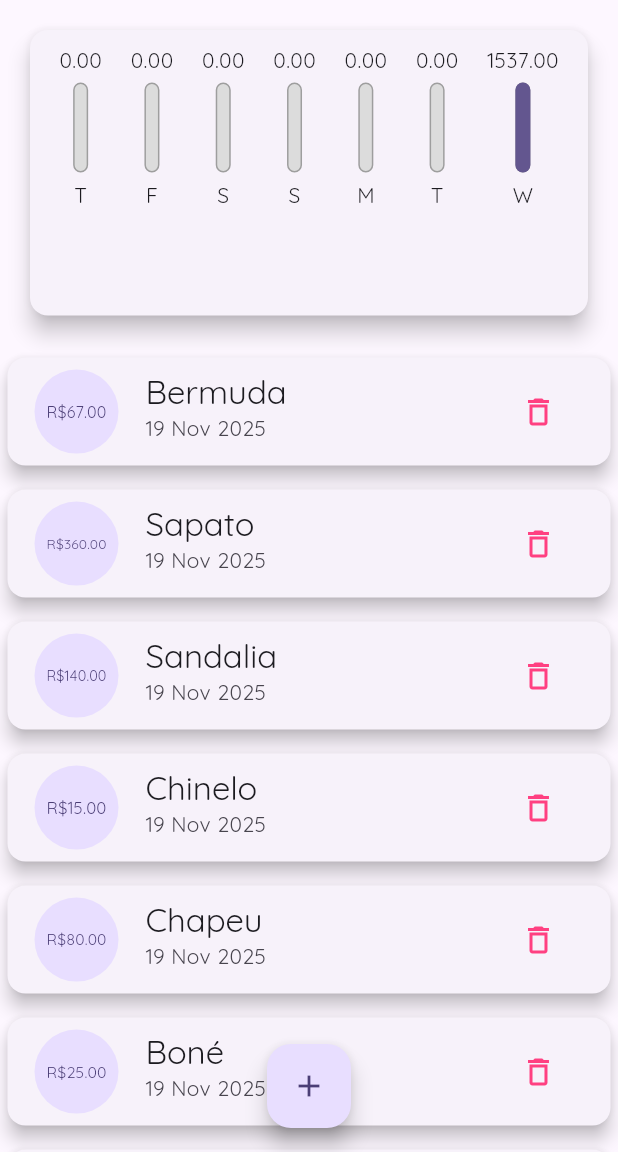
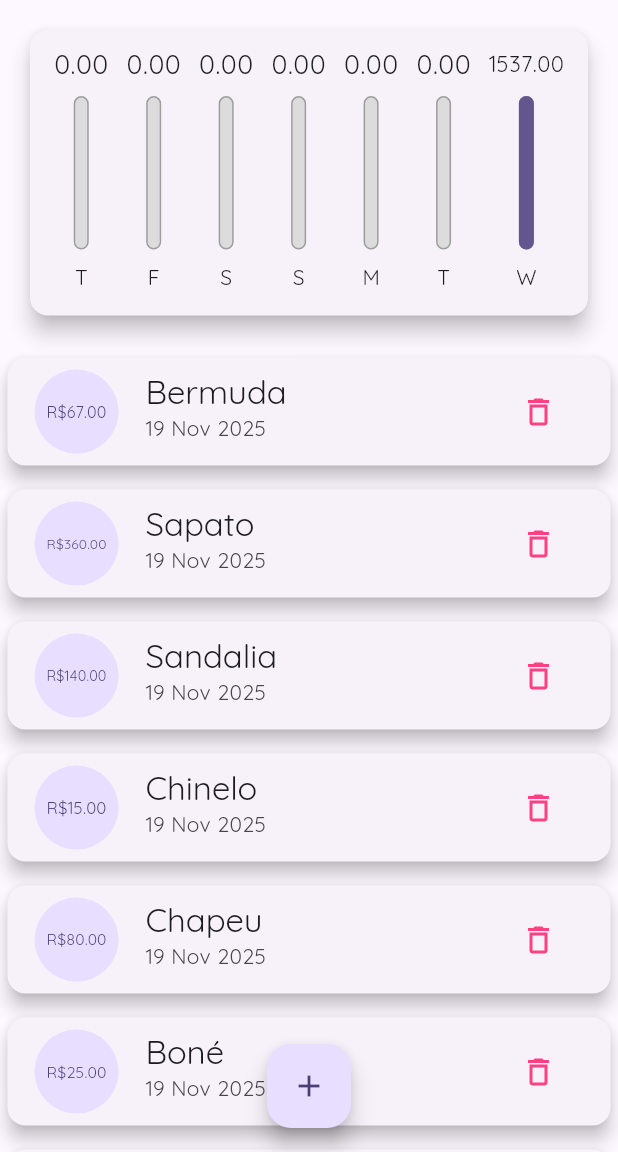
Before and after one commit to AlexandreFel1pe/curso_flutter, a Flutter app: the screen it shows after launch, on a phone screen of 412 x 824 dp, the part 84-1236 px from its top. Run offline on Flutter 3.47's test engine with Material 3 defaults, Android fonts, the phone set to English and light mode, and no system bars.

Commit message:
add LayoutBuilder

```diff
--- a/expenses/lib/components/chart_bar.dart
+++ b/expenses/lib/components/chart_bar.dart
@@ -9,17 +9,19 @@ class ChartBar extends StatelessWidget {
 
   @override
   Widget build(BuildContext context) {
+    return LayoutBuilder(
+      builder: (ctx, constraints) {
         return Column(
           children: [
             Container(
-          height: 20,
+              height: constraints.maxHeight * 0.15,
               child: FittedBox(
-            child: Text('${value.toStringAsFixed(2)}')
+                child: Text(value.toStringAsFixed(2))
               ),
             ),
-        SizedBox(height: 5),
+            SizedBox(height: constraints.maxHeight * 0.05),
             Container(
-          height: 60,
+              height: constraints.maxHeight * 0.6,
               width: 10,
               child: Stack(
                 alignment: Alignment.bottomCenter,
@@ -46,9 +48,14 @@ class ChartBar extends StatelessWidget {
                 ],
               ),
             ),
-        SizedBox(height: 5),
-        Text(label)
+            SizedBox(height: constraints.maxHeight * 0.05),
+            Container(
+              height: constraints.maxHeight * 0.15,
+              child: Text(label),
+            )
           ],
+        );
+      },
     );
   }
 }
```
Lines whose indentation alone changed are shown as unchanged.
